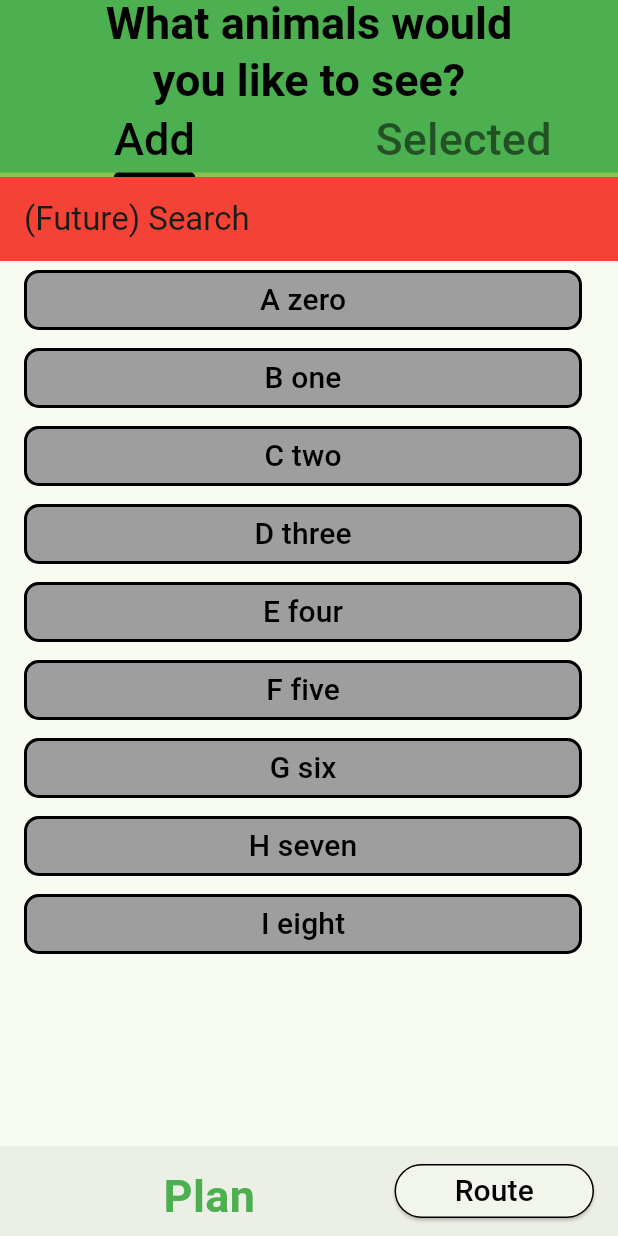
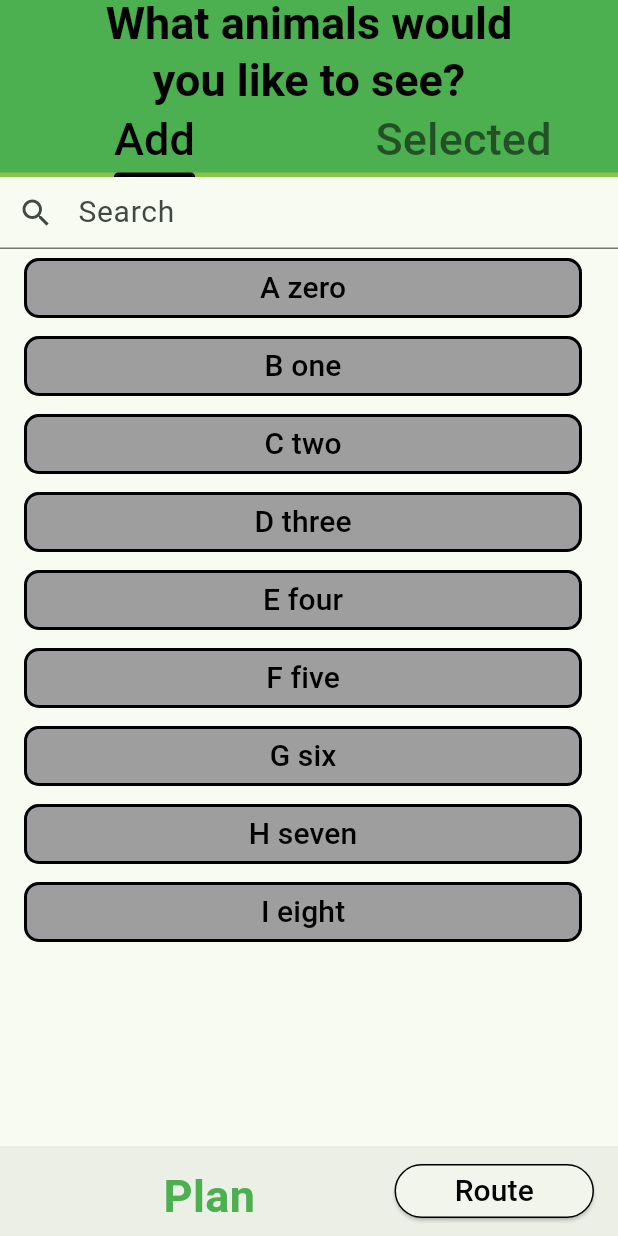
Before and after one commit to michaelholzer/Zoo_Route_Planner, a Flutter app: the screen it shows after launch, on a phone screen of 412 x 824 dp. Run offline on Flutter 3.47's test engine with Material 3 defaults, Android fonts, the light colour scheme and no system bars; our stand-ins replace flutter_map, latlong2.

Commit message:
Implemented search functionalities for the add tab and location change pages. Map now shows the number on the nodes for the order you arrive in.

```diff
--- a/lib/main.dart
+++ b/lib/main.dart
@@ -41,6 +41,8 @@ class _MyHomePageState extends State<MyHomePage> {
 
   List<bool> animalSelected = [false, false, false, false, false, false, false, false, false];
   List selectedAnimals = [];
+  List<String> _allNames = [];
+  List<String> _searchResults = [];
 
   final DijkstrasAlgorithm algorithm = DijkstrasAlgorithm();
 
@@ -58,6 +60,9 @@ class _MyHomePageState extends State<MyHomePage> {
       }
       selectedAnimals.sort();
     }
+
+    _allNames = algorithm.getAllNames();
+    _searchResults.addAll(_allNames);
   }
 
   void _moveToRoute () {
@@ -82,6 +87,19 @@ class _MyHomePageState extends State<MyHomePage> {
         algorithm.setState(index, false);
       }
     });
+  }
+
+  void _searchChanged(String search) {
+    setState(() {});
+    _searchResults = _allNames.where((element) => element.toLowerCase().contains(search.toLowerCase())).toList();
+  }
+
+  // bool _trueSelected (int index) {
+  //   return _selectedLocation[algorithm.returnIndex(_searchResults[index])];
+  // }
+
+  int _trueIndex (int index) {
+    return algorithm.returnIndex(_searchResults[index]);
   }
 
   @override
@@ -130,16 +148,25 @@ class _MyHomePageState extends State<MyHomePage> {
           ),
           body: TabBarView(
             children: [
-              /// "Add" Tab
-              CustomScrollView(
+              Column(
+                children: [
+                  TextField(
+                    autofocus: false,
+                    onChanged: _searchChanged,
+                    decoration: InputDecoration(
+                      hintText: 'Search',
+                      hintStyle: const TextStyle(
+                        fontSize: 20,
+                      ),
+                      prefixIcon: Container(
+                        padding: const EdgeInsets.all(5),
+                        child: const Icon(Icons.search),
+                      ),
+                    ),
+                  ),
+                  Expanded(
+                    child: CustomScrollView(
                       slivers: [
-                  const SliverAppBar(
-                    automaticallyImplyLeading: false,
-                    pinned: true,
-                    title: Text('(Future) Search'),
-                    backgroundColor: Colors.red,
-                    expandedHeight: 50,
-                  ),
                         SliverList(
                           delegate: SliverChildBuilderDelegate(
                             (context, index) {
@@ -151,12 +178,12 @@ class _MyHomePageState extends State<MyHomePage> {
                                     shape: const RoundedRectangleBorder(
                                       borderRadius: BorderRadius.all(Radius.circular(10))
                                     ),
-                              backgroundColor: animalSelected[index] ? Colors.blue : Colors.grey,
+                                    backgroundColor: animalSelected[_trueIndex(index)] ? Colors.blue : Colors.grey,
                                     side: const BorderSide(width: 2, color: Colors.black,),
                                   ),
-                            onPressed: () { _changeAnimalState(index); },
+                                  onPressed: () { _changeAnimalState(_trueIndex(index)); },
                                   child:Text(
-                              algorithm.getName(index),
+                                    _searchResults[index],
                                     style: const TextStyle(
                                       color: Colors.black,
                                       fontSize: 20,
@@ -165,11 +192,54 @@ class _MyHomePageState extends State<MyHomePage> {
                                 )
                               );
                             },
-                      childCount: algorithm.getAmount(),
+                            childCount: _searchResults.length,
                           ),
                         ),
                       ],
                     ),
+                  ),
+                ]
+              ),
+              /// "Add" Tab
+              // CustomScrollView(
+              //   slivers: [
+              //     const SliverAppBar(
+              //       automaticallyImplyLeading: false,
+              //       pinned: true,
+              //       title: Text('(Future) Search'),
+              //       backgroundColor: Colors.red,
+              //       expandedHeight: 50,
+              //     ),
+              //     SliverList(
+              //       delegate: SliverChildBuilderDelegate(
+              //         (context, index) {
+              //           return ListTile(
+              //             minVerticalPadding: 2,
+              //             dense: true,
+              //             title: OutlinedButton(
+              //               style: OutlinedButton.styleFrom(
+              //                 shape: const RoundedRectangleBorder(
+              //                   borderRadius: BorderRadius.all(Radius.circular(10))
+              //                 ),
+              //                 backgroundColor: animalSelected[index] ? Colors.blue : Colors.grey,
+              //                 side: const BorderSide(width: 2, color: Colors.black,),
+              //               ),
+              //               onPressed: () { _changeAnimalState(index); },
+              //               child:Text(
+              //                 algorithm.getName(index),
+              //                 style: const TextStyle(
+              //                   color: Colors.black,
+              //                   fontSize: 20,
+              //                 ),
+              //               )
+              //             )
+              //           );
+              //         },
+              //         childCount: algorithm.getAmount(),
+              //       ),
+              //     ),
+              //   ],
+              // ),
               /// "Selected" Tab
               CustomScrollView(
                 slivers: [
--- a/lib/route_logic.dart
+++ b/lib/route_logic.dart
@@ -1,13 +1,17 @@
 class DijkstrasAlgorithm {
 
   /// List of names for all items
-  List names = ['A zero', 'B one', 'C two', 'D three', 'E four', 'F five', 'G six', 'H seven', 'I eight'];
+  List<String> names = ['A zero', 'B one', 'C two', 'D three', 'E four', 'F five', 'G six', 'H seven', 'I eight'];
   String getName (int index) {
     if (index == -1) {
       return "Destination Reached";
     } else {
       return names[index];
     }
+  }
+  List<String> getAllNames () => names;
+  int returnIndex (String name) {
+    return names.indexOf(name);
   }
 
   /// Coordinate List for all points
--- a/lib/route_text.dart
+++ b/lib/route_text.dart
@@ -121,7 +121,7 @@ class _RouteTextState extends State<RouteText> {
                           ),
                           side: const BorderSide(
                             width: 2,
-                            color: Colors.grey,
+                            color: Colors.black,
                           ),
                         ),
                         onPressed: _moveToLocation,
@@ -149,7 +149,7 @@ class _RouteTextState extends State<RouteText> {
                           ),
                           side: const BorderSide(
                             width: 2,
-                            color: Colors.grey,
+                            color: Colors.black,
                           ),
                         ),
                         onPressed: _moveToMap,
```
Also changed, not shown: lib/location_changer.dart (+48 -13 lines), lib/route_map.dart (+16 -3 lines). Lines whose indentation alone changed are shown as unchanged.
